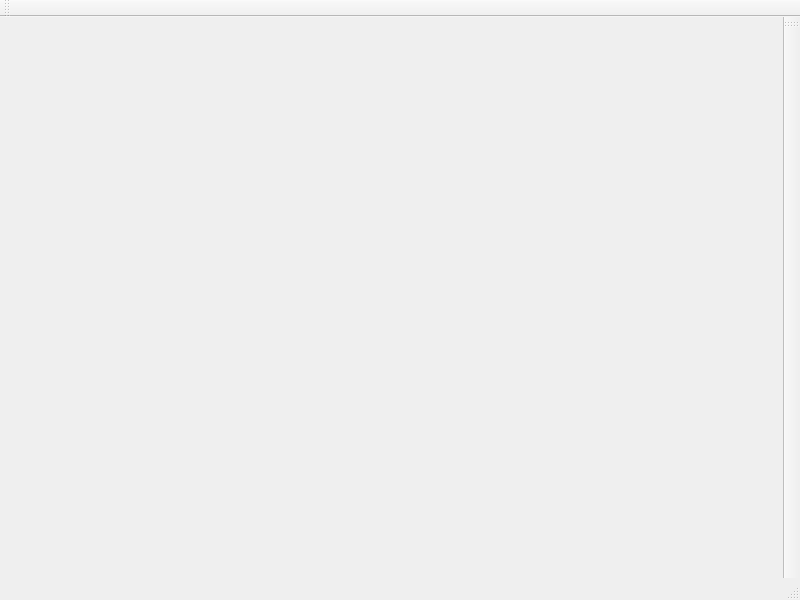
Old version of the form src/src/qt/mainwindow.ui in the repository RadekManak/icp-proj.
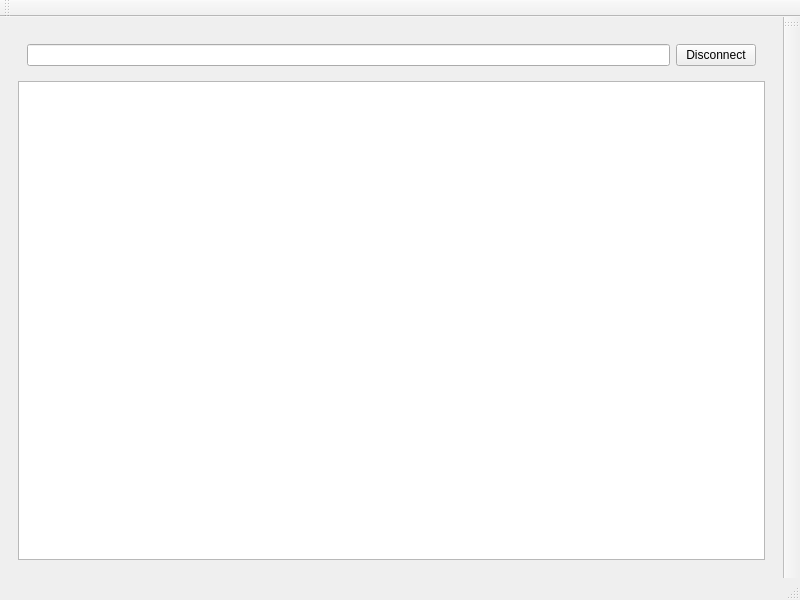
New version of the form. The open tabs and pages were chosen to show the change.

Commit message: Implement topic tree view

Patch:
```diff
--- a/src/src/qt/mainwindow.ui
+++ b/src/src/qt/mainwindow.ui
@@ -309,7 +309,29 @@
         </item>
        </layout>
       </widget>
-      <widget class="QWidget" name="explorer"/>
+      <widget class="QWidget" name="explorer">
+       <layout class="QVBoxLayout" name="verticalLayout_3">
+        <item>
+         <widget class="QWidget" name="widget" native="true">
+          <layout class="QHBoxLayout" name="horizontalLayout_3">
+           <item>
+            <widget class="QLineEdit" name="lineEdit"/>
+           </item>
+           <item>
+            <widget class="QPushButton" name="pushButton_disconnect">
+             <property name="text">
+              <string>Disconnect</string>
+             </property>
+            </widget>
+           </item>
+          </layout>
+         </widget>
+        </item>
+        <item>
+         <widget class="QTreeView" name="treeView"/>
+        </item>
+       </layout>
+      </widget>
       <widget class="QWidget" name="dashboard"/>
      </widget>
     </item>
```
The commit also changes 4 other files.
